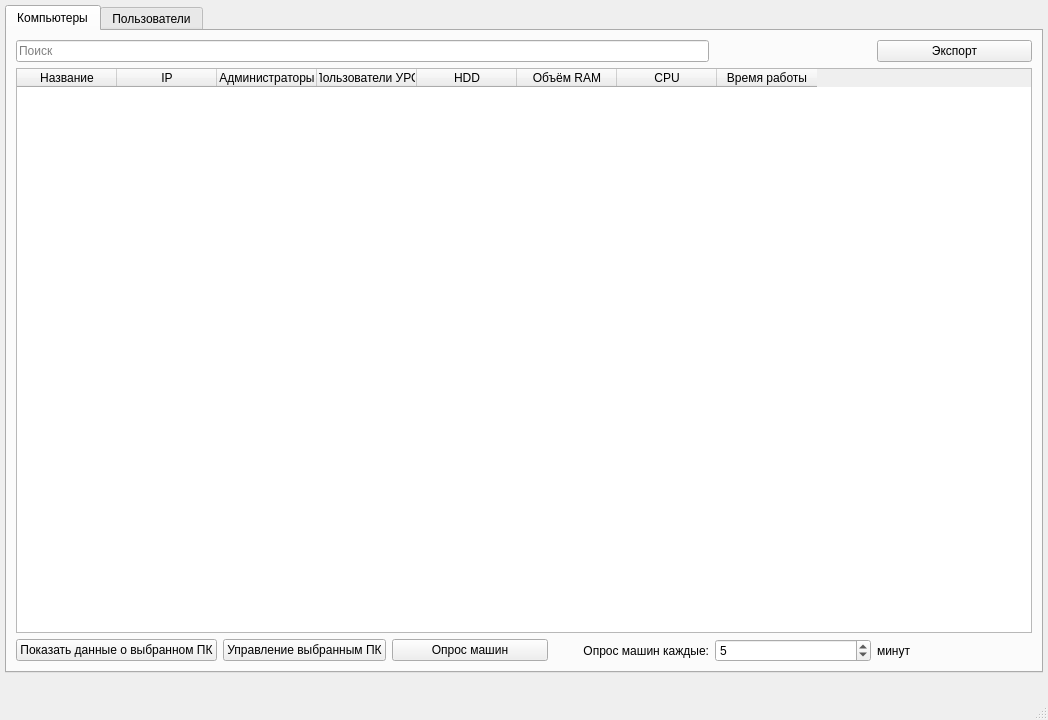
Qt form azot.ui (whatever125/azot) before a commit.
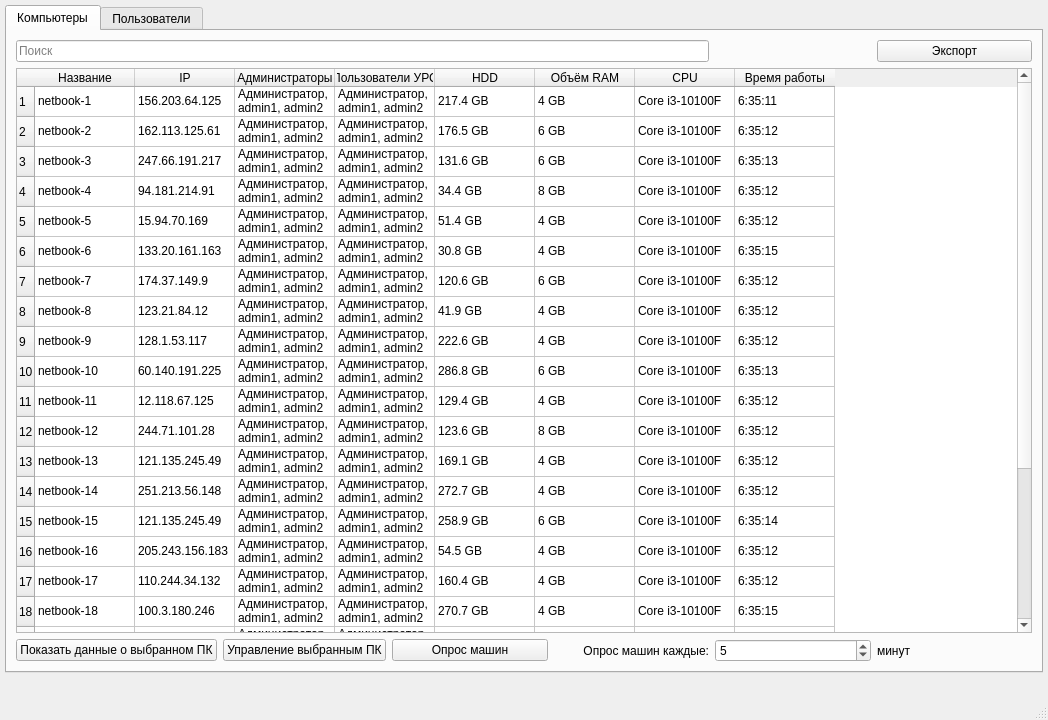
The same form after that commit. The open tabs and pages were chosen to show the change. Icons and pictures are not drawn.

```diff
--- a/azot.ui
+++ b/azot.ui
@@ -72,7 +72,7 @@
            <bool>true</bool>
           </property>
           <property name="rowCount">
-           <number>0</number>
+           <number>25</number>
           </property>
           <attribute name="horizontalHeaderCascadingSectionResizes">
            <bool>false</bool>
@@ -86,6 +86,131 @@
           <attribute name="verticalHeaderStretchLastSection">
            <bool>false</bool>
           </attribute>
+          <row>
+           <property name="text">
+            <string>1</string>
+           </property>
+          </row>
+          <row>
+           <property name="text">
+            <string>2</string>
+           </property>
+          </row>
+          <row>
+           <property name="text">
+            <string>3</string>
+           </property>
+          </row>
+          <row>
+           <property name="text">
+            <string>4</string>
+           </property>
+          </row>
+          <row>
+           <property name="text">
+            <string>5</string>
+           </property>
+          </row>
+          <row>
+           <property name="text">
+            <string>6</string>
+           </property>
+          </row>
+          <row>
+           <property name="text">
+            <string>7</string>
+           </property>
+          </row>
+          <row>
+           <property name="text">
+            <string>8</string>
+           </property>
+          </row>
+          <row>
+           <property name="text">
+            <string>9</string>
+           </property>
+          </row>
+          <row>
+           <property name="text">
+            <string>10</string>
+           </property>
+          </row>
+          <row>
+           <property name="text">
+            <string>11</string>
+           </property>
+          </row>
+          <row>
+           <property name="text">
+            <string>12</string>
+           </property>
+          </row>
+          <row>
+           <property name="text">
+            <string>13</string>
+           </property>
+          </row>
+          <row>
+           <property name="text">
+            <string>14</string>
+           </property>
+          </row>
+          <row>
+           <property name="text">
+            <string>15</string>
+           </property>
+          </row>
+          <row>
+           <property name="text">
+            <string>16</string>
+           </property>
+          </row>
+          <row>
+           <property name="text">
+            <string>17</string>
+           </property>
+          </row>
+          <row>
+           <property name="text">
+            <string>18</string>
+           </property>
+          </row>
+          <row>
+           <property name="text">
+            <string>19</string>
+           </property>
+          </row>
+          <row>
+           <property name="text">
+            <string>20</string>
+           </property>
+          </row>
+          <row>
+           <property name="text">
+            <string>21</string>
+           </property>
+          </row>
+          <row>
+           <property name="text">
+            <string>22</string>
+           </property>
+          </row>
+          <row>
+           <property name="text">
+            <string>23</string>
+           </property>
+          </row>
+          <row>
+           <property name="text">
+            <string>24</string>
+           </property>
+          </row>
+          <row>
+           <property name="text">
+            <string>25</string>
+           </property>
+          </row>
           <column>
            <property name="text">
             <string>Название</string>
@@ -126,6 +251,1006 @@
             <string>Время работы</string>
            </property>
           </column>
+          <item row="0" column="0">
+           <property name="text">
+            <string>netbook-1</string>
+           </property>
+          </item>
+          <item row="0" column="1">
+           <property name="text">
+            <string>156.203.64.125</string>
+           </property>
+          </item>
+          <item row="0" column="2">
+           <property name="text">
+            <string>Администратор, admin1, admin2</string>
+           </property>
+          </item>
+          <item row="0" column="3">
+           <property name="text">
+            <string>Администратор, admin1, admin2</string>
+           </property>
+          </item>
+          <item row="0" column="4">
+           <property name="text">
+            <string>217.4 GB</string>
+           </property>
+          </item>
+          <item row="0" column="5">
+           <property name="text">
+            <string>4 GB</string>
+           </property>
+          </item>
+          <item row="0" column="6">
+           <property name="text">
+            <string>Core i3-10100F</string>
+           </property>
+          </item>
+          <item row="0" column="7">
+           <property name="text">
+            <string>6:35:11</string>
+           </property>
+          </item>
+          <item row="1" column="0">
+           <property name="text">
+            <string>netbook-2</string>
+           </property>
+          </item>
+          <item row="1" column="1">
+           <property name="text">
+            <string>162.113.125.61</string>
+           </property>
+          </item>
+          <item row="1" column="2">
+           <property name="text">
+            <string>Администратор, admin1, admin2</string>
+           </property>
+          </item>
+          <item row="1" column="3">
+           <property name="text">
+            <string>Администратор, admin1, admin2</string>
+           </property>
+          </item>
+          <item row="1" column="4">
+           <property name="text">
+            <string>176.5 GB</string>
+           </property>
+          </item>
+          <item row="1" column="5">
+           <property name="text">
+            <string>6 GB</string>
+           </property>
+          </item>
+          <item row="1" column="6">
+           <property name="text">
+            <string>Core i3-10100F</string>
+           </property>
+          </item>
+          <item row="1" column="7">
+           <property name="text">
+            <string>6:35:12</string>
+           </property>
+          </item>
+          <item row="2" column="0">
+           <property name="text">
+            <string>netbook-3</string>
+           </property>
+          </item>
+          <item row="2" column="1">
+           <property name="text">
+            <string>247.66.191.217</string>
+           </property>
+          </item>
+          <item row="2" column="2">
+           <property name="text">
+            <string>Администратор, admin1, admin2</string>
+           </property>
+          </item>
+          <item row="2" column="3">
+           <property name="text">
+            <string>Администратор, admin1, admin2</string>
+           </property>
+          </item>
+          <item row="2" column="4">
+           <property name="text">
+            <string>131.6 GB</string>
+           </property>
+          </item>
+          <item row="2" column="5">
+           <property name="text">
+            <string>6 GB</string>
+           </property>
+          </item>
+          <item row="2" column="6">
+           <property name="text">
+            <string>Core i3-10100F</string>
+           </property>
+          </item>
+          <item row="2" column="7">
+           <property name="text">
+            <string>6:35:13</string>
+           </property>
+          </item>
+          <item row="3" column="0">
+           <property name="text">
+            <string>netbook-4</string>
+           </property>
+          </item>
+          <item row="3" column="1">
+           <property name="text">
+            <string>94.181.214.91</string>
+           </property>
+          </item>
+          <item row="3" column="2">
+           <property name="text">
+            <string>Администратор, admin1, admin2</string>
+           </property>
+          </item>
+          <item row="3" column="3">
+           <property name="text">
+            <string>Администратор, admin1, admin2</string>
+           </property>
+          </item>
+          <item row="3" column="4">
+           <property name="text">
+            <string>34.4 GB</string>
+           </property>
+          </item>
+          <item row="3" column="5">
+           <property name="text">
+            <string>8 GB</string>
+           </property>
+          </item>
+          <item row="3" column="6">
+           <property name="text">
+            <string>Core i3-10100F</string>
+           </property>
+          </item>
+          <item row="3" column="7">
+           <property name="text">
+            <string>6:35:12</string>
+           </property>
+          </item>
+          <item row="4" column="0">
+           <property name="text">
+            <string>netbook-5</string>
+           </property>
+          </item>
+          <item row="4" column="1">
+           <property name="text">
+            <string>15.94.70.169</string>
+           </property>
+          </item>
+          <item row="4" column="2">
+           <property name="text">
+            <string>Администратор, admin1, admin2</string>
+           </property>
+          </item>
+          <item row="4" column="3">
+           <property name="text">
+            <string>Администратор, admin1, admin2</string>
+           </property>
+          </item>
+          <item row="4" column="4">
+           <property name="text">
+            <string>51.4 GB</string>
+           </property>
+          </item>
+          <item row="4" column="5">
+           <property name="text">
+            <string>4 GB</string>
+           </property>
+          </item>
+          <item row="4" column="6">
+           <property name="text">
+            <string>Core i3-10100F</string>
+           </property>
+          </item>
+          <item row="4" column="7">
+           <property name="text">
+            <string>6:35:12</string>
+           </property>
+          </item>
+          <item row="5" column="0">
+           <property name="text">
+            <string>netbook-6</string>
+           </property>
+          </item>
+          <item row="5" column="1">
+           <property name="text">
+            <string>133.20.161.163</string>
+           </property>
+          </item>
+          <item row="5" column="2">
+           <property name="text">
+            <string>Администратор, admin1, admin2</string>
+           </property>
+          </item>
+          <item row="5" column="3">
+           <property name="text">
+            <string>Администратор, admin1, admin2</string>
+           </property>
+          </item>
+          <item row="5" column="4">
+           <property name="text">
+            <string>30.8 GB</string>
+           </property>
+          </item>
+          <item row="5" column="5">
+           <property name="text">
+            <string>4 GB</string>
+           </property>
+          </item>
+          <item row="5" column="6">
+           <property name="text">
+            <string>Core i3-10100F</string>
+           </property>
+          </item>
+          <item row="5" column="7">
+           <property name="text">
+            <string>6:35:15</string>
+           </property>
+          </item>
+          <item row="6" column="0">
+           <property name="text">
+            <string>netbook-7</string>
+           </property>
+          </item>
+          <item row="6" column="1">
+           <property name="text">
+            <string>174.37.149.9</string>
+           </property>
+          </item>
+          <item row="6" column="2">
+           <property name="text">
+            <string>Администратор, admin1, admin2</string>
+           </property>
+          </item>
+          <item row="6" column="3">
+           <property name="text">
+            <string>Администратор, admin1, admin2</string>
+           </property>
+          </item>
+          <item row="6" column="4">
+           <property name="text">
+            <string>120.6 GB</string>
+           </property>
+          </item>
+          <item row="6" column="5">
+           <property name="text">
+            <string>6 GB</string>
+           </property>
+          </item>
+          <item row="6" column="6">
+           <property name="text">
+            <string>Core i3-10100F</string>
+           </property>
+          </item>
+          <item row="6" column="7">
+           <property name="text">
+            <string>6:35:12</string>
+           </property>
+          </item>
+          <item row="7" column="0">
+           <property name="text">
+            <string>netbook-8</string>
+           </property>
+          </item>
+          <item row="7" column="1">
+           <property name="text">
+            <string>123.21.84.12</string>
+           </property>
+          </item>
+          <item row="7" column="2">
+           <property name="text">
+            <string>Администратор, admin1, admin2</string>
+           </property>
+          </item>
+          <item row="7" column="3">
+           <property name="text">
+            <string>Администратор, admin1, admin2</string>
+           </property>
+          </item>
+          <item row="7" column="4">
+           <property name="text">
+            <string>41.9 GB</string>
+           </property>
+          </item>
+          <item row="7" column="5">
+           <property name="text">
+            <string>4 GB</string>
+           </property>
+          </item>
+          <item row="7" column="6">
+           <property name="text">
+            <string>Core i3-10100F</string>
+           </property>
+          </item>
+          <item row="7" column="7">
+           <property name="text">
+            <string>6:35:12</string>
+           </property>
+          </item>
+          <item row="8" column="0">
+           <property name="text">
+            <string>netbook-9</string>
+           </property>
+          </item>
+          <item row="8" column="1">
+           <property name="text">
+            <string>128.1.53.117</string>
+           </property>
+          </item>
+          <item row="8" column="2">
+           <property name="text">
+            <string>Администратор, admin1, admin2</string>
+           </property>
+          </item>
+          <item row="8" column="3">
+           <property name="text">
+            <string>Администратор, admin1, admin2</string>
+           </property>
+          </item>
+          <item row="8" column="4">
+           <property name="text">
+            <string>222.6 GB</string>
+           </property>
+          </item>
+          <item row="8" column="5">
+           <property name="text">
+            <string>4 GB</string>
+           </property>
+          </item>
+          <item row="8" column="6">
+           <property name="text">
+            <string>Core i3-10100F</string>
+           </property>
+          </item>
+          <item row="8" column="7">
+           <property name="text">
+            <string>6:35:12</string>
+           </property>
+          </item>
+          <item row="9" column="0">
+           <property name="text">
+            <string>netbook-10</string>
+           </property>
+          </item>
+          <item row="9" column="1">
+           <property name="text">
+            <string>60.140.191.225</string>
+           </property>
+          </item>
+          <item row="9" column="2">
+           <property name="text">
+            <string>Администратор, admin1, admin2</string>
+           </property>
+          </item>
+          <item row="9" column="3">
+           <property name="text">
+            <string>Администратор, admin1, admin2</string>
+           </property>
+          </item>
+          <item row="9" column="4">
+           <property name="text">
+            <string>286.8 GB</string>
+           </property>
+          </item>
+          <item row="9" column="5">
+           <property name="text">
+            <string>6 GB</string>
+           </property>
+          </item>
+          <item row="9" column="6">
+           <property name="text">
+            <string>Core i3-10100F</string>
+           </property>
+          </item>
+          <item row="9" column="7">
+           <property name="text">
+            <string>6:35:13</string>
+           </property>
+          </item>
+          <item row="10" column="0">
+           <property name="text">
+            <string>netbook-11</string>
+           </property>
+          </item>
+          <item row="10" column="1">
+           <property name="text">
+            <string>12.118.67.125</string>
+           </property>
+          </item>
+          <item row="10" column="2">
+           <property name="text">
+            <string>Администратор, admin1, admin2</string>
+           </property>
+          </item>
+          <item row="10" column="3">
+           <property name="text">
+            <string>Администратор, admin1, admin2</string>
+           </property>
+          </item>
+          <item row="10" column="4">
+           <property name="text">
+            <string>129.4 GB</string>
+           </property>
+          </item>
+          <item row="10" column="5">
+           <property name="text">
+            <string>4 GB</string>
+           </property>
+          </item>
+          <item row="10" column="6">
+           <property name="text">
+            <string>Core i3-10100F</string>
+           </property>
+          </item>
+          <item row="10" column="7">
+           <property name="text">
+            <string>6:35:12</string>
+           </property>
+          </item>
+          <item row="11" column="0">
+           <property name="text">
+            <string>netbook-12</string>
+           </property>
+          </item>
+          <item row="11" column="1">
+           <property name="text">
+            <string>244.71.101.28</string>
+           </property>
+          </item>
+          <item row="11" column="2">
+           <property name="text">
+            <string>Администратор, admin1, admin2</string>
+           </property>
+          </item>
+          <item row="11" column="3">
+           <property name="text">
+            <string>Администратор, admin1, admin2</string>
+           </property>
+          </item>
+          <item row="11" column="4">
+           <property name="text">
+            <string>123.6 GB</string>
+           </property>
+          </item>
+          <item row="11" column="5">
+           <property name="text">
+            <string>8 GB</string>
+           </property>
+          </item>
+          <item row="11" column="6">
+           <property name="text">
+            <string>Core i3-10100F</string>
+           </property>
+          </item>
+          <item row="11" column="7">
+           <property name="text">
+            <string>6:35:12</string>
+           </property>
+          </item>
+          <item row="12" column="0">
+           <property name="text">
+            <string>netbook-13</string>
+           </property>
+          </item>
+          <item row="12" column="1">
+           <property name="text">
+            <string>121.135.245.49</string>
+           </property>
+          </item>
+          <item row="12" column="2">
+           <property name="text">
+            <string>Администратор, admin1, admin2</string>
+           </property>
+          </item>
+          <item row="12" column="3">
+           <property name="text">
+            <string>Администратор, admin1, admin2</string>
+           </property>
+          </item>
+          <item row="12" column="4">
+           <property name="text">
+            <string>169.1 GB</string>
+           </property>
+          </item>
+          <item row="12" column="5">
+           <property name="text">
+            <string>4 GB</string>
+           </property>
+          </item>
+          <item row="12" column="6">
+           <property name="text">
+            <string>Core i3-10100F</string>
+           </property>
+          </item>
+          <item row="12" column="7">
+           <property name="text">
+            <string>6:35:12</string>
+           </property>
+          </item>
+          <item row="13" column="0">
+           <property name="text">
+            <string>netbook-14</string>
+           </property>
+          </item>
+          <item row="13" column="1">
+           <property name="text">
+            <string>251.213.56.148</string>
+           </property>
+          </item>
+          <item row="13" column="2">
+           <property name="text">
+            <string>Администратор, admin1, admin2</string>
+           </property>
+          </item>
+          <item row="13" column="3">
+           <property name="text">
+            <string>Администратор, admin1, admin2</string>
+           </property>
+          </item>
+          <item row="13" column="4">
+           <property name="text">
+            <string>272.7 GB</string>
+           </property>
+          </item>
+          <item row="13" column="5">
+           <property name="text">
+            <string>4 GB</string>
+           </property>
+          </item>
+          <item row="13" column="6">
+           <property name="text">
+            <string>Core i3-10100F</string>
+           </property>
+          </item>
+          <item row="13" column="7">
+           <property name="text">
+            <string>6:35:12</string>
+           </property>
+          </item>
+          <item row="14" column="0">
+           <property name="text">
+            <string>netbook-15</string>
+           </property>
+          </item>
+          <item row="14" column="1">
+           <property name="text">
+            <string>121.135.245.49</string>
+           </property>
+          </item>
+          <item row="14" column="2">
+           <property name="text">
+            <string>Администратор, admin1, admin2</string>
+           </property>
+          </item>
+          <item row="14" column="3">
+           <property name="text">
+            <string>Администратор, admin1, admin2</string>
+           </property>
+          </item>
+          <item row="14" column="4">
+           <property name="text">
+            <string>258.9 GB</string>
+           </property>
+          </item>
+          <item row="14" column="5">
+           <property name="text">
+            <string>6 GB</string>
+           </property>
+          </item>
+          <item row="14" column="6">
+           <property name="text">
+            <string>Core i3-10100F</string>
+           </property>
+          </item>
+          <item row="14" column="7">
+           <property name="text">
+            <string>6:35:14</string>
+           </property>
+          </item>
+          <item row="15" column="0">
+           <property name="text">
+            <string>netbook-16</string>
+           </property>
+          </item>
+          <item row="15" column="1">
+           <property name="text">
+            <string>205.243.156.183</string>
+           </property>
+          </item>
+          <item row="15" column="2">
+           <property name="text">
+            <string>Администратор, admin1, admin2</string>
+           </property>
+          </item>
+          <item row="15" column="3">
+           <property name="text">
+            <string>Администратор, admin1, admin2</string>
+           </property>
+          </item>
+          <item row="15" column="4">
+           <property name="text">
+            <string>54.5 GB</string>
+           </property>
+          </item>
+          <item row="15" column="5">
+           <property name="text">
+            <string>4 GB</string>
+           </property>
+          </item>
+          <item row="15" column="6">
+           <property name="text">
+            <string>Core i3-10100F</string>
+           </property>
+          </item>
+          <item row="15" column="7">
+           <property name="text">
+            <string>6:35:12</string>
+           </property>
+          </item>
+          <item row="16" column="0">
+           <property name="text">
+            <string>netbook-17</string>
+           </property>
+          </item>
+          <item row="16" column="1">
+           <property name="text">
+            <string>110.244.34.132</string>
+           </property>
+          </item>
+          <item row="16" column="2">
+           <property name="text">
+            <string>Администратор, admin1, admin2</string>
+           </property>
+          </item>
+          <item row="16" column="3">
+           <property name="text">
+            <string>Администратор, admin1, admin2</string>
+           </property>
+          </item>
+          <item row="16" column="4">
+           <property name="text">
+            <string>160.4 GB</string>
+           </property>
+          </item>
+          <item row="16" column="5">
+           <property name="text">
+            <string>4 GB</string>
+           </property>
+          </item>
+          <item row="16" column="6">
+           <property name="text">
+            <string>Core i3-10100F</string>
+           </property>
+          </item>
+          <item row="16" column="7">
+           <property name="text">
+            <string>6:35:12</string>
+           </property>
+          </item>
+          <item row="17" column="0">
+           <property name="text">
+            <string>netbook-18</string>
+           </property>
+          </item>
+          <item row="17" column="1">
+           <property name="text">
+            <string>100.3.180.246</string>
+           </property>
+          </item>
+          <item row="17" column="2">
+           <property name="text">
+            <string>Администратор, admin1, admin2</string>
+           </property>
+          </item>
+          <item row="17" column="3">
+           <property name="text">
+            <string>Администратор, admin1, admin2</string>
+           </property>
+          </item>
+          <item row="17" column="4">
+           <property name="text">
+            <string>270.7 GB</string>
+           </property>
+          </item>
+          <item row="17" column="5">
+           <property name="text">
+            <string>4 GB</string>
+           </property>
+          </item>
+          <item row="17" column="6">
+           <property name="text">
+            <string>Core i3-10100F</string>
+           </property>
+          </item>
+          <item row="17" column="7">
+           <property name="text">
+            <string>6:35:15</string>
+           </property>
+          </item>
+          <item row="18" column="0">
+           <property name="text">
+            <string>netbook-19</string>
+           </property>
+          </item>
+          <item row="18" column="1">
+           <property name="text">
+            <string>86.193.168.39</string>
+           </property>
+          </item>
+          <item row="18" column="2">
+           <property name="text">
+            <string>Администратор, admin1, admin2</string>
+           </property>
+          </item>
+          <item row="18" column="3">
+           <property name="text">
+            <string>Администратор, admin1, admin2</string>
+           </property>
+          </item>
+          <item row="18" column="4">
+           <property name="text">
+            <string>140.2 GB</string>
+           </property>
+          </item>
+          <item row="18" column="5">
+           <property name="text">
+            <string>8 GB</string>
+           </property>
+          </item>
+          <item row="18" column="6">
+           <property name="text">
+            <string>Core i3-10100F</string>
+           </property>
+          </item>
+          <item row="18" column="7">
+           <property name="text">
+            <string>6:35:12</string>
+           </property>
+          </item>
+          <item row="19" column="0">
+           <property name="text">
+            <string>netbook-20</string>
+           </property>
+          </item>
+          <item row="19" column="1">
+           <property name="text">
+            <string>163.230.81.26</string>
+           </property>
+          </item>
+          <item row="19" column="2">
+           <property name="text">
+            <string>Администратор, admin1, admin2</string>
+           </property>
+          </item>
+          <item row="19" column="3">
+           <property name="text">
+            <string>Администратор, admin1, admin2</string>
+           </property>
+          </item>
+          <item row="19" column="4">
+           <property name="text">
+            <string>152.3 GB</string>
+           </property>
+          </item>
+          <item row="19" column="5">
+           <property name="text">
+            <string>4 GB</string>
+           </property>
+          </item>
+          <item row="19" column="6">
+           <property name="text">
+            <string>Core i3-10100F</string>
+           </property>
+          </item>
+          <item row="19" column="7">
+           <property name="text">
+            <string>6:35:10</string>
+           </property>
+          </item>
+          <item row="20" column="0">
+           <property name="text">
+            <string>netbook-21</string>
+           </property>
+          </item>
+          <item row="20" column="1">
+           <property name="text">
+            <string>137.16.41.3</string>
+           </property>
+          </item>
+          <item row="20" column="2">
+           <property name="text">
+            <string>Администратор, admin1, admin2</string>
+           </property>
+          </item>
+          <item row="20" column="3">
+           <property name="text">
+            <string>Администратор, admin1, admin2</string>
+           </property>
+          </item>
+          <item row="20" column="4">
+           <property name="text">
+            <string>133.3 GB</string>
+           </property>
+          </item>
+          <item row="20" column="5">
+           <property name="text">
+            <string>6 GB</string>
+           </property>
+          </item>
+          <item row="20" column="6">
+           <property name="text">
+            <string>Core i3-10100F</string>
+           </property>
+          </item>
+          <item row="20" column="7">
+           <property name="text">
+            <string>6:35:12</string>
+           </property>
+          </item>
+          <item row="21" column="0">
+           <property name="text">
+            <string>netbook-22</string>
+           </property>
+          </item>
+          <item row="21" column="1">
+           <property name="text">
+            <string>183.236.33.20</string>
+           </property>
+          </item>
+          <item row="21" column="2">
+           <property name="text">
+            <string>Администратор, admin1, admin2</string>
+           </property>
+          </item>
+          <item row="21" column="3">
+           <property name="text">
+            <string>Администратор, admin1, admin2</string>
+           </property>
+          </item>
+          <item row="21" column="4">
+           <property name="text">
+            <string>212.2 GB</string>
+           </property>
+          </item>
+          <item row="21" column="5">
+           <property name="text">
+            <string>4 GB</string>
+           </property>
+          </item>
+          <item row="21" column="6">
+           <property name="text">
+            <string>Core i3-10100F</string>
+           </property>
+          </item>
+          <item row="21" column="7">
+           <property name="text">
+            <string>6:35:11</string>
+           </property>
+          </item>
+          <item row="22" column="0">
+           <property name="text">
+            <string>netbook-23</string>
+           </property>
+          </item>
+          <item row="22" column="1">
+           <property name="text">
+            <string>121.87.182.216</string>
+           </property>
+          </item>
+          <item row="22" column="2">
+           <property name="text">
+            <string>Администратор, admin1, admin2</string>
+           </property>
+          </item>
+          <item row="22" column="3">
+           <property name="text">
+            <string>Администратор, admin1, admin2</string>
+           </property>
+          </item>
+          <item row="22" column="4">
+           <property name="text">
+            <string>223.3 GB</string>
+           </property>
+          </item>
+          <item row="22" column="5">
+           <property name="text">
+            <string>4 GB</string>
+           </property>
+          </item>
+          <item row="22" column="6">
+           <property name="text">
+            <string>Core i3-10100F</string>
+           </property>
+          </item>
+          <item row="22" column="7">
+           <property name="text">
+            <string>6:35:12</string>
+           </property>
+          </item>
+          <item row="23" column="0">
+           <property name="text">
+            <string>netbook-24</string>
+           </property>
+          </item>
+          <item row="23" column="1">
+           <property name="text">
+            <string>139.190.31.90</string>
+           </property>
+          </item>
+          <item row="23" column="2">
+           <property name="text">
+            <string>Администратор, admin1, admin2</string>
+           </property>
+          </item>
+          <item row="23" column="3">
+           <property name="text">
+            <string>Администратор, admin1, admin2</string>
+           </property>
+          </item>
+          <item row="23" column="4">
+           <property name="text">
+            <string>93.4 GB</string>
+           </property>
+          </item>
+          <item row="23" column="5">
+           <property name="text">
+            <string>8 GB</string>
+           </property>
+          </item>
+          <item row="23" column="6">
+           <property name="text">
+            <string>Core i3-10100F</string>
+           </property>
+          </item>
+          <item row="23" column="7">
+           <property name="text">
+            <string>6:35:12</string>
+           </property>
+          </item>
+          <item row="24" column="0">
+           <property name="text">
+            <string>netbook-25</string>
+           </property>
+          </item>
+          <item row="24" column="1">
+           <property name="text">
+            <string>23.54.180.125</string>
+           </property>
+          </item>
+          <item row="24" column="2">
+           <property name="text">
+            <string>Администратор, admin1, admin2</string>
+           </property>
+          </item>
+          <item row="24" column="3">
+           <property name="text">
+            <string>Администратор, admin1, admin2</string>
+           </property>
+          </item>
+          <item row="24" column="4">
+           <property name="text">
+            <string>192.5 GB</string>
+           </property>
+          </item>
+          <item row="24" column="5">
+           <property name="text">
+            <string>4 GB</string>
+           </property>
+          </item>
+          <item row="24" column="6">
+           <property name="text">
+            <string>Core i3-10100F</string>
+           </property>
+          </item>
+          <item row="24" column="7">
+           <property name="text">
+            <string>6:35:16</string>
+           </property>
+          </item>
          </widget>
         </item>
         <item row="2" column="3">
```
Left out of the diff: 879 changed lines with no effect on the pictures.
